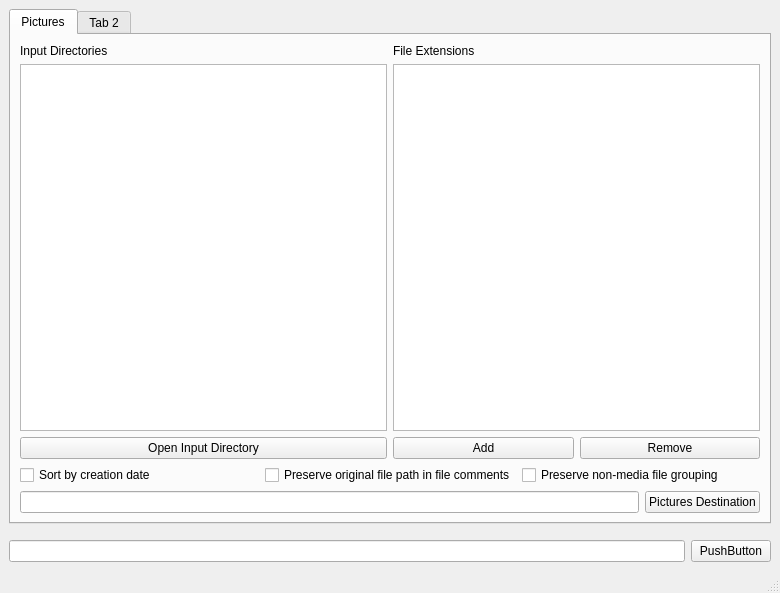
The window that file-sorter/mainwindow.ui (c-4422/file-organizer) describes before a commit, drawn with Qt 5.
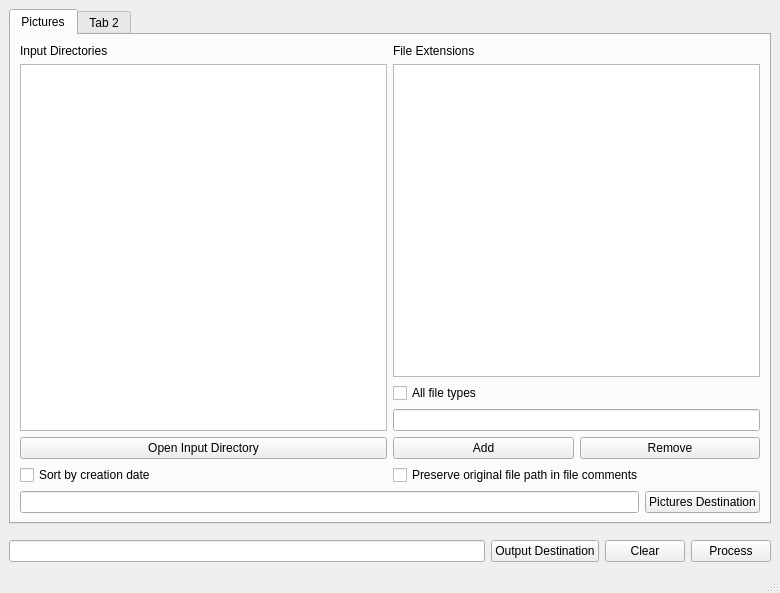
The same window after the commit.

```diff
--- a/file-sorter/mainwindow.ui
+++ b/file-sorter/mainwindow.ui
@@ -60,6 +60,16 @@
             <item>
              <widget class="QListWidget" name="picturExtList"/>
             </item>
+            <item>
+             <widget class="QCheckBox" name="isPictureAllFiles">
+              <property name="text">
+               <string>All file types</string>
+              </property>
+             </widget>
+            </item>
+            <item>
+             <widget class="QLineEdit" name="pictureFileExtEdit"/>
+            </item>
             <item>
              <layout class="QHBoxLayout" name="horizontalLayout_3">
               <property name="topMargin">
@@ -104,13 +114,6 @@
             </property>
            </widget>
           </item>
-          <item>
-           <widget class="QCheckBox" name="isPreserveFiles">
-            <property name="text">
-             <string>Preserve non-media file grouping</string>
-            </property>
-           </widget>
-          </item>
          </layout>
         </item>
         <item>
@@ -145,12 +148,36 @@
        <number>10</number>
       </property>
       <item>
-       <widget class="QLineEdit" name="lineEdit"/>
+       <widget class="QLineEdit" name="unifiedOutputField">
+        <property name="readOnly">
+         <bool>true</bool>
+        </property>
+       </widget>
       </item>
       <item>
        <widget class="QPushButton" name="pushButton_3">
         <property name="text">
-         <string>PushButton</string>
+         <string>Output Destination</string>
+        </property>
+       </widget>
+      </item>
+      <item>
+       <widget class="QPushButton" name="clearUnifiedOutput">
+        <property name="text">
+         <string>Clear</string>
+        </property>
+       </widget>
+      </item>
+      <item>
+       <widget class="QPushButton" name="process">
+        <property name="toolTipDuration">
+         <number>2</number>
+        </property>
+        <property name="whatsThis">
+         <string>Begin file copy and sort</string>
+        </property>
+        <property name="text">
+         <string>Process</string>
         </property>
        </widget>
       </item>
```
Left out of the diff: 22 changed lines with no effect on the pictures.
